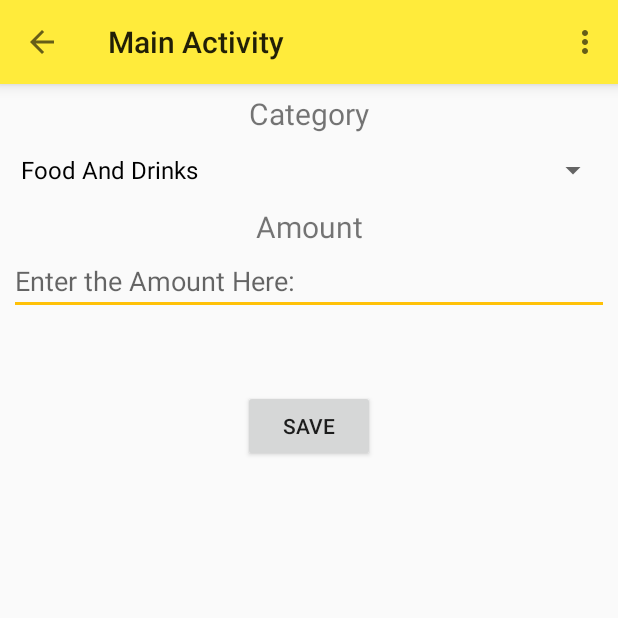
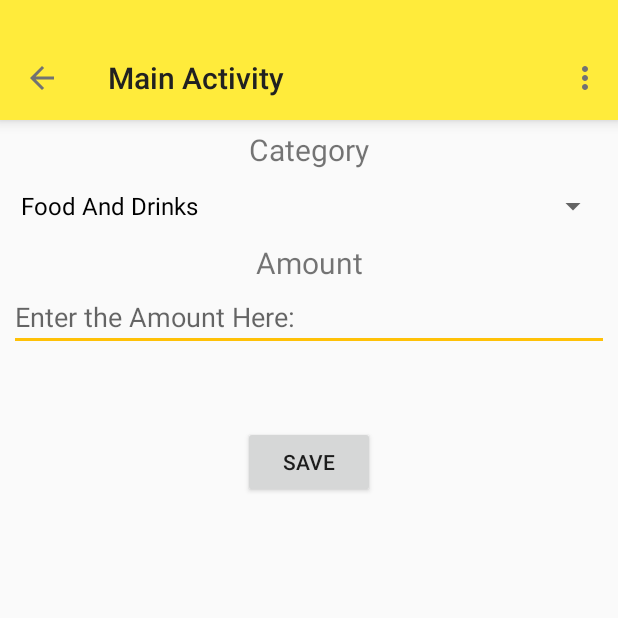
Before and after one commit to heihitesh/notset_Expense_Tracker, an Android app: the MainActivity screen opened directly, with no data from a screen before it, on a phone screen of 412 x 824 dp, the top half of it. Run offline under Robolectric (Android 15) with nearby library versions, the phone set to English and light mode, and no system bars.

Commit message:
Intial commit

```diff
--- a/app/src/main/java/randomz/com/notset/Information.java
+++ b/app/src/main/java/randomz/com/notset/Information.java
@@ -4,4 +4,7 @@ package randomz.com.notset;
  * Created by Nilesh Verma on 8/23/2015.
  */
 public class Information {
+    public int iconId;
+    public String title;
+
 }
--- a/app/src/main/java/randomz/com/notset/MyHashKey.java
+++ b/app/src/main/java/randomz/com/notset/MyHashKey.java
@@ -12,6 +12,7 @@ import java.security.NoSuchAlgorithmException;
 
 /**
  * Created by Nilesh Verma on 8/22/2015. $$$$ this activity is for generating the hash key
+ * // cahnge the name in application in manifest
  */
 public class MyHashKey extends Application {
 
@@ -26,7 +27,7 @@ public class MyHashKey extends Application {
         // Add code to print out the key hash
         try {
             PackageInfo info = getPackageManager().getPackageInfo(
-                    "com.itshiteshverma.fbloginapp",  //$$$$  $$$$  //  enter your Package name
+                    "randomz.com.notset",  //$$$$  $$$$  //  enter your Package name
                     PackageManager.GET_SIGNATURES);
             for (Signature signature : info.signatures) { //only import this package import android.content.pm.Signature;
                 MessageDigest md = MessageDigest.getInstance("SHA");
--- a/app/src/main/java/randomz/com/notset/NavigationDrawerFragment.java
+++ b/app/src/main/java/randomz/com/notset/NavigationDrawerFragment.java
@@ -251,7 +251,7 @@ public class NavigationDrawerFragment extends Fragment {
 
     private void DisplayWelcomeMessage(Profile profile) {
         if (profile != null) {
-            name.setText("Welcome: " + profile.getName());
+            name.setText( profile.getName());
             profileImage.setProfileId(profile.getId());
         }
     }
--- a/app/src/main/res/drawable/subtracted_circle.xml
+++ b/app/src/main/res/drawable/subtracted_circle.xml
@@ -11,7 +11,7 @@
         <path
             android:pathData="M 0,0 0,24 C 0,10.745166 10.745166,0 24,0 L 0,0 z M 24,0 C 37.254834,0 48,10.745166 48,24 L 48,0 24,0 z M 48,24 C 48,37.254834 37.254834,48 24,48 l 24,0 0,-24 z M 24,48 C 10.745166,48 0,37.254834 0,24 l 0,24 24,0 z"
             android:strokeWidth="0"
-            android:fillColor="@color/background_floating_material_light"
+            android:fillColor="#5ebcee"
             android:strokeMiterLimit="4"/>
     </group>
 </vector>
--- a/app/src/main/res/layout/app_bar.xml
+++ b/app/src/main/res/layout/app_bar.xml
@@ -5,6 +5,7 @@
     android:layout_width="match_parent"
     android:layout_height="wrap_content"
     android:background="@color/primaryColor"
+    android:paddingTop="@dimen/App_bar_top_padding"
     android:elevation="6dp"
     android:popupTheme="@style/ThemeOverlay.AppCompat.Dark"
     android:theme="@style/MyCustomToolBar"></android.support.v7.widget.Toolbar>
--- a/app/src/main/res/values-v21/styles.xml
+++ b/app/src/main/res/values-v21/styles.xml
@@ -7,7 +7,7 @@
         <item name="android:colorPrimary">@color/primaryColor</item>
         <item name="android:colorPrimaryDark">@color/primaryColorDark</item>
         <item name="android:colorAccent">@color/accentColor</item>
-        <item name="android:windowTranslucentStatus">true</item>
+
     </style>
 
 
--- a/app/src/main/res/values-v22/styles.xml
+++ b/app/src/main/res/values-v22/styles.xml
@@ -1,2 +1,18 @@
-<?xml version="1.0" encoding="utf-8"?>
-<resources></resources>
+<resources>
+
+    <!-- Base application theme. -->
+    <style name="AppTheme" parent="AppTheme.Base">
+        <!-- Customize your theme here. -->
+
+        <item name="android:colorPrimary">@color/primaryColor</item>
+        <item name="android:colorPrimaryDark">@color/primaryColorDark</item>
+        <item name="android:colorAccent">@color/accentColor</item>
+        <item name="android:windowContentTransitions">true</item>
+        <item name="android:windowAllowEnterTransitionOverlap">true</item>
+        <item name="android:windowAllowReturnTransitionOverlap">true</item>
+        <item name="android:windowTranslucentStatus">true</item>
+
+    </style>
+
+
+</resources>
--- a/app/src/main/res/values/dimens.xml
+++ b/app/src/main/res/values/dimens.xml
@@ -2,4 +2,6 @@
     <!-- Default screen margins, per the Android Design guidelines. -->
     <dimen name="activity_horizontal_margin">16dp</dimen>
     <dimen name="activity_vertical_margin">16dp</dimen>
+    <dimen name="image_margin_top">48dp</dimen>
+    <dimen name="App_bar_top_padding">24dp</dimen>
 </resources>
--- a/app/src/main/res/values/styles.xml
+++ b/app/src/main/res/values/styles.xml
@@ -1,4 +1,9 @@
 <resources>
+
+    <!-- Base application theme. -->
+    <style name="AppTheme" parent="AppTheme.Base">
+        <!-- Customize your theme here. -->
+    </style>
 
     <style name="AppTheme.Base" parent="Theme.AppCompat.Light.NoActionBar">
         <item name="colorPrimary">@color/primaryColor</item>
@@ -6,4 +11,11 @@
         <item name="colorAccent">@color/accentColor</item>
 
     </style>
+
+    <style name="MyCustomToolBar" parent="ThemeOverlay.AppCompat.Light">
+        <item name="android:textColorPrimary">#212121</item>
+        <item name="android:textColorSecondary">#727272</item>
+
+    </style>
+
 </resources>
```
Also changed, not shown: app/src/main/java/randomz/com/notset/MainActivity.java (+8 -1 lines), app/src/main/res/layout/custom_layout.xml (+26 -4 lines), app/src/main/res/layout/details_view.xml (+8 -16 lines), app/src/main/res/layout/fragment_navigation_drawer.xml (+63 -26 lines).
